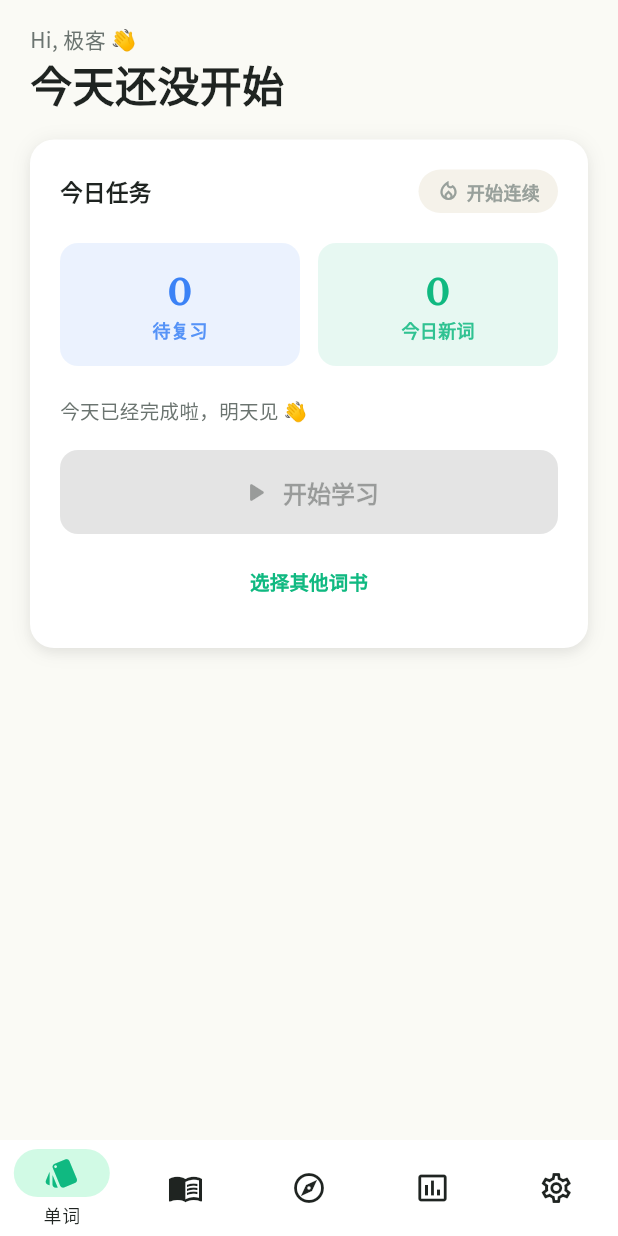
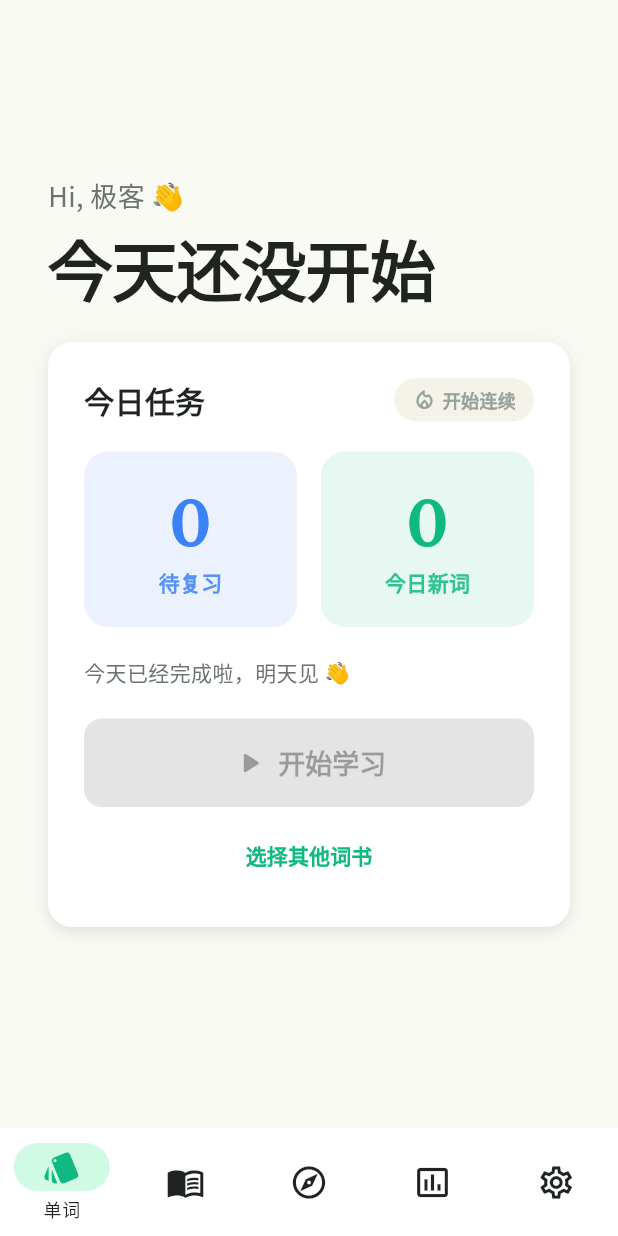
Before and after one commit to gofenix/codeword, a Flutter app: the screen it shows after launch, on a phone screen of 412 x 824 dp. Run offline on Flutter 3.47's test engine with Material 3 defaults, Android fonts, the phone set to English and light mode, and no system bars; our stand-ins replace audioplayers, flutter_riverpod, flutter_secure_storage, google_fonts; statements that could not run were skipped.

Commit message:
feat: desktop full-width layout, immersive learning session
- macOS window 1280x800 with 900x640 min size
- HomeShell uses full-width IndexedStack (drop phone bezel)
- Today greeting/CTA typography scaled up for desktop
- Learning session: thin top progress, huge centered word, bottom
  large options; transparent AppBar; full-screen stage widget
- New MobileFrame widget added to lib_ui (unused for now)
- phonetic() theme helper accepts fontSize

animate/test/build verified locally.

```diff
--- a/apps/codeword/lib/main.dart
+++ b/apps/codeword/lib/main.dart
@@ -86,47 +86,67 @@ class _HomeShellState extends State<HomeShell> {
   Widget build(BuildContext context) {
     return Scaffold(
       backgroundColor: AppColors.background,
-      body: IndexedStack(index: _index, children: _pages),
-      bottomNavigationBar: NavigationBar(
-        selectedIndex: _index,
-        onDestinationSelected: (i) {
+      body: IndexedStack(
+        index: _index,
+        children: _pages,
+      ),
+      bottomNavigationBar: _DeskBottomNav(
+        index: _index,
+        onTap: (i) {
           HapticFeedback.selectionClick();
           setState(() => _index = i);
         },
+      ),
+    );
+  }
+}
+
+/// Bottom navigation. Full window width, tall enough to feel like a
+/// real desktop app shelf rather than a phone bar.
+class _DeskBottomNav extends StatelessWidget {
+  final int index;
+  final ValueChanged<int> onTap;
+
+  const _DeskBottomNav({required this.index, required this.onTap});
+
+  @override
+  Widget build(BuildContext context) {
+    return NavigationBar(
+      selectedIndex: index,
+      onDestinationSelected: onTap,
       backgroundColor: AppColors.surface,
       indicatorColor: AppColors.primarySoft,
       surfaceTintColor: Colors.transparent,
       elevation: 1,
-        height: 64,
+      height: 72,
       labelBehavior: NavigationDestinationLabelBehavior.onlyShowSelected,
       destinations: const [
         NavigationDestination(
-            icon: Icon(Icons.style_outlined),
-            selectedIcon: Icon(Icons.style, color: AppColors.primary),
+          icon: Icon(Icons.style_outlined, size: 26),
+          selectedIcon: Icon(Icons.style, color: AppColors.primary, size: 26),
           label: '单词',
         ),
         NavigationDestination(
-            icon: Icon(Icons.menu_book_outlined),
-            selectedIcon: Icon(Icons.menu_book, color: AppColors.primary),
+          icon: Icon(Icons.menu_book_outlined, size: 26),
+          selectedIcon: Icon(Icons.menu_book, color: AppColors.primary, size: 26),
           label: '阅读',
         ),
         NavigationDestination(
-            icon: Icon(Icons.explore_outlined),
-            selectedIcon: Icon(Icons.explore, color: AppColors.primary),
+          icon: Icon(Icons.explore_outlined, size: 26),
+          selectedIcon: Icon(Icons.explore, color: AppColors.primary, size: 26),
           label: '发现',
         ),
         NavigationDestination(
-            icon: Icon(Icons.insert_chart_outlined),
-            selectedIcon: Icon(Icons.insert_chart, color: AppColors.primary),
+          icon: Icon(Icons.insert_chart_outlined, size: 26),
+          selectedIcon: Icon(Icons.insert_chart, color: AppColors.primary, size: 26),
           label: '图表',
         ),
         NavigationDestination(
-            icon: Icon(Icons.settings_outlined),
-            selectedIcon: Icon(Icons.settings, color: AppColors.primary),
+          icon: Icon(Icons.settings_outlined, size: 26),
+          selectedIcon: Icon(Icons.settings, color: AppColors.primary, size: 26),
           label: '设置',
         ),
       ],
-      ),
     );
   }
 }
@@ -170,20 +190,25 @@ class TodayPage extends ConsumerWidget {
           catalog: ref.watch(qwertyCatalogProvider),
         );
     return SafeArea(
+      child: Center(
+        child: ConstrainedBox(
+          constraints: const BoxConstraints(maxWidth: 720),
           child: SingleChildScrollView(
             padding: const EdgeInsets.fromLTRB(
-          AppSpacing.x5,
-          AppSpacing.x4,
-          AppSpacing.x5,
               AppSpacing.x8,
+              AppSpacing.x6,
+              AppSpacing.x8,
+              AppSpacing.x10,
             ),
             child: Column(
               crossAxisAlignment: CrossAxisAlignment.start,
               children: [
                 _Greeting(newToday: stats.newToday),
-            const SizedBox(height: AppSpacing.x5),
+                const SizedBox(height: AppSpacing.x6),
                 _TodayTaskCard(stats: stats),
               ],
+            ),
+          ),
         ),
       ),
     );
@@ -202,19 +227,20 @@ class _Greeting extends StatelessWidget {
         const Text(
           'Hi, 极客 👋',
           style: TextStyle(
-            fontSize: 14,
+            fontSize: 18,
             color: AppColors.inkMuted,
             fontWeight: FontWeight.w500,
           ),
         ),
-        const SizedBox(height: 2),
+        const SizedBox(height: AppSpacing.x2),
         Text(
           newToday == 0 ? '今天还没开始' : '今天学了 $newToday 个新词',
           style: const TextStyle(
-            fontSize: 28,
+            fontSize: 44,
             color: AppColors.ink,
-            fontWeight: FontWeight.w700,
-            height: 1.2,
+            fontWeight: FontWeight.w800,
+            height: 1.15,
+            letterSpacing: -1,
           ),
         ),
       ],
@@ -232,7 +258,7 @@ class _TodayTaskCard extends StatelessWidget {
   Widget build(BuildContext context) {
     final allDone = stats.totalDue == 0 && stats.newToday == 0;
     return AppCard(
-      padding: const EdgeInsets.all(AppSpacing.x5),
+      padding: const EdgeInsets.all(AppSpacing.x6),
       child: Column(
         crossAxisAlignment: CrossAxisAlignment.start,
         children: [
@@ -241,8 +267,8 @@ class _TodayTaskCard extends StatelessWidget {
               const Text(
                 '今日任务',
                 style: TextStyle(
-                  fontSize: 15,
-                  fontWeight: FontWeight.w700,
+                  fontSize: 20,
+                  fontWeight: FontWeight.w800,
                   color: AppColors.ink,
                 ),
               ),
@@ -260,7 +286,7 @@ class _TodayTaskCard extends StatelessWidget {
                   color: AppColors.info,
                 ),
               ),
-              const SizedBox(width: AppSpacing.x3),
+              const SizedBox(width: AppSpacing.x4),
               Expanded(
                 child: _MiniStat(
                   label: '今日新词',
@@ -274,12 +300,12 @@ class _TodayTaskCard extends StatelessWidget {
           Text(
             allDone ? '今天已经完成啦，明天见 👋' : '优先复习到期的词，再学新词',
             style: const TextStyle(
-              fontSize: 13,
+              fontSize: 14,
               color: AppColors.inkMuted,
               fontWeight: FontWeight.w500,
             ),
           ),
-          const SizedBox(height: AppSpacing.x4),
+          const SizedBox(height: AppSpacing.x5),
           SizedBox(
             width: double.infinity,
             child: FilledButton.icon(
@@ -295,12 +321,12 @@ class _TodayTaskCard extends StatelessWidget {
                         ),
                       );
                     },
-              icon: const Icon(Icons.play_arrow_rounded, size: 22),
+              icon: const Icon(Icons.play_arrow_rounded, size: 24),
               label: const Text('开始学习'),
               style: FilledButton.styleFrom(
                 padding: const EdgeInsets.symmetric(vertical: AppSpacing.x4),
                 textStyle: const TextStyle(
-                  fontSize: 16,
+                  fontSize: 18,
                   fontWeight: FontWeight.w700,
                 ),
               ),
@@ -318,7 +344,7 @@ class _TodayTaskCard extends StatelessWidget {
               child: const Text(
                 '选择其他词书',
                 style: TextStyle(
-                  fontSize: 13,
+                  fontSize: 14,
                   fontWeight: FontWeight.w600,
                 ),
               ),
@@ -344,26 +370,26 @@ class _MiniStat extends StatelessWidget {
   @override
   Widget build(BuildContext context) {
     return Container(
-      padding: const EdgeInsets.symmetric(vertical: AppSpacing.x4),
+      padding: const EdgeInsets.symmetric(vertical: AppSpacing.x5),
       decoration: BoxDecoration(
         color: color.withValues(alpha: 0.1),
-        borderRadius: BorderRadius.circular(AppRadii.md),
+        borderRadius: BorderRadius.circular(AppRadii.lg),
       ),
       child: Column(
         children: [
           Text(
             value,
             style: AppTheme.wordDisplay(
-              size: 26,
+              size: 44,
               color: color,
-              weight: FontWeight.w700,
+              weight: FontWeight.w800,
             ),
           ),
-          const SizedBox(height: 2),
+          const SizedBox(height: 4),
           Text(
             label,
             style: TextStyle(
-              fontSize: 12,
+              fontSize: 14,
               color: color.withValues(alpha: 0.85),
               fontWeight: FontWeight.w600,
             ),
--- a/packages/lib_ui/lib/lib_ui.dart
+++ b/packages/lib_ui/lib/lib_ui.dart
@@ -9,3 +9,4 @@ export 'src/widgets/quote_mark.dart';
 export 'src/widgets/pressable_scale.dart';
 export 'src/widgets/favorite_star.dart';
 export 'src/widgets/empty_hint.dart';
+export 'src/widgets/mobile_frame.dart';
--- a/packages/lib_ui/lib/src/theme.dart
+++ b/packages/lib_ui/lib/src/theme.dart
@@ -154,9 +154,12 @@ class AppTheme {
   }
 
   /// Phonetic style (small grey text like /əˈbændən/).
-  static TextStyle phonetic({Color color = AppColors.inkMuted}) {
+  static TextStyle phonetic({
+    Color color = AppColors.inkMuted,
+    double fontSize = 14,
+  }) {
     return GoogleFonts.notoSansSc(
-      fontSize: 14,
+      fontSize: fontSize,
       fontWeight: FontWeight.w400,
       color: color,
       letterSpacing: 0.2,
--- a/packages/lib_ui/lib/src/tokens.dart
+++ b/packages/lib_ui/lib/src/tokens.dart
@@ -11,6 +11,9 @@ class AppColors {
   static const Color background = Color(0xFFFAFAF5);
   static const Color surface = Color(0xFFFFFFFF);
   static const Color surfaceMuted = Color(0xFFF5F2EA);
+  // Darker bezel color painted around the phone-shaped column when the
+  // app runs in a desktop window.
+  static const Color bezel = Color(0xFFE8E4D8);
 
   // Text
   static const Color ink = Color(0xFF1F2421);
```
Also changed, not shown: apps/codeword/lib/screens/learning_session_screen.dart (+183 -90 lines), packages/lib_ui/lib/src/widgets/mobile_frame.dart (added, +34 -0 lines), 2 other files. Lines whose indentation alone changed are shown as unchanged.
